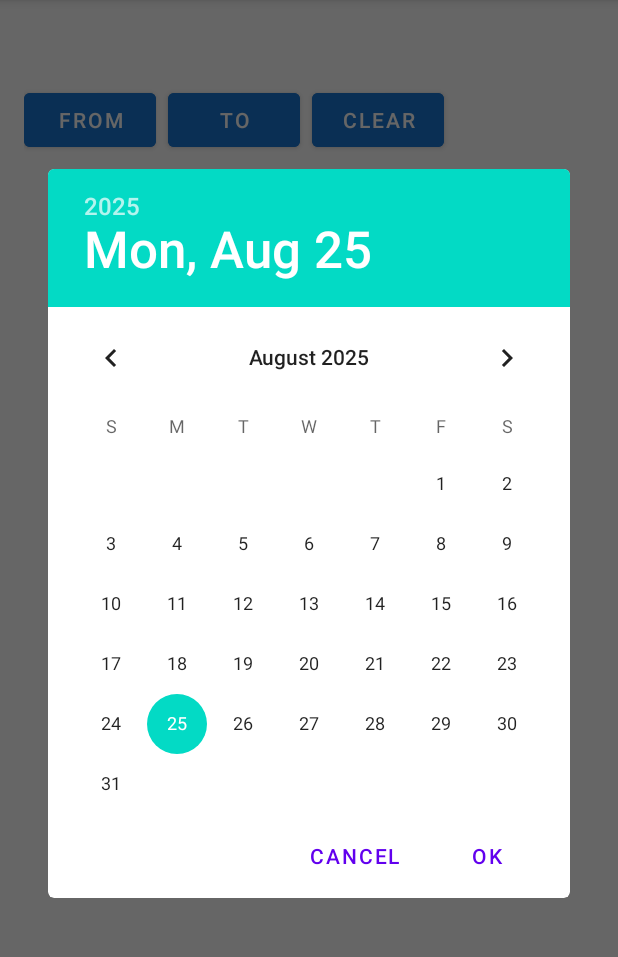
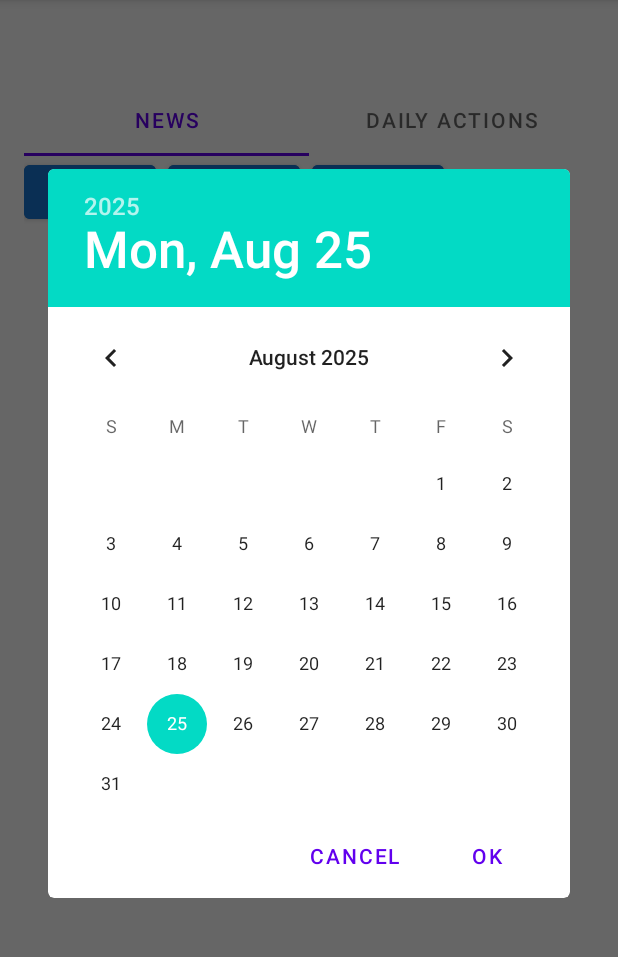
Before and after one commit to SpyrosMagripis/AInewsMakerFetcher, an Android app: the screen it shows after launch (MainActivity), after a tap on "FROM", on a phone screen of 412 x 824 dp, the part 84-1041 px from its top. Run offline under Robolectric (Android 15) with nearby library versions, the phone set to English and light mode, and no system bars.

Commit message:
Add tabs for news and daily actions

```diff
--- a/app/src/main/java/com/spymag/ainewsmakerfetcher/MainActivity.kt
+++ b/app/src/main/java/com/spymag/ainewsmakerfetcher/MainActivity.kt
@@ -2,18 +2,22 @@ package com.spymag.ainewsmakerfetcher
 
 import android.app.DatePickerDialog
 import android.content.Intent
+import android.net.Uri
 import android.content.res.Configuration
 import android.os.Bundle
 import android.view.Menu
 import android.view.MenuItem
 import android.view.View
 import android.widget.Button
+import android.widget.TextView
 import android.widget.ListView
+import androidx.activity.result.contract.ActivityResultContracts
 import androidx.appcompat.app.AppCompatActivity
 import androidx.core.view.ViewCompat
 import androidx.core.view.WindowCompat
 import androidx.core.view.WindowInsetsCompat
 import androidx.core.view.WindowInsetsControllerCompat
+import com.google.android.material.tabs.TabLayout
 import org.json.JSONArray
 import java.net.HttpURLConnection
 import java.net.URL
@@ -25,6 +29,15 @@ class MainActivity : AppCompatActivity() {
 
     private lateinit var listView: ListView
     private lateinit var adapter: ReportAdapter
+    private lateinit var layoutNews: View
+    private lateinit var layoutDaily: View
+    private lateinit var folderText: TextView
+
+    private val folderPicker = registerForActivityResult(ActivityResultContracts.OpenDocumentTree()) { uri: Uri? ->
+        if (uri != null) {
+            folderText.text = uri.toString()
+        }
+    }
 
     private val allReports = mutableListOf<Report>()
     private var fromDate: LocalDate? = null
@@ -42,6 +55,26 @@ class MainActivity : AppCompatActivity() {
         controller.isAppearanceLightStatusBars = isLightMode
 
         val root: View = findViewById(R.id.rootLayout)
+        val tabLayout: TabLayout = findViewById(R.id.tabLayout)
+        layoutNews = findViewById(R.id.layoutNews)
+        layoutDaily = findViewById(R.id.layoutDaily)
+        folderText = findViewById(R.id.tvFolder)
+
+        tabLayout.addOnTabSelectedListener(object : TabLayout.OnTabSelectedListener {
+            override fun onTabSelected(tab: TabLayout.Tab?) {
+                if (tab?.position == 0) {
+                    layoutNews.visibility = View.VISIBLE
+                    layoutDaily.visibility = View.GONE
+                } else {
+                    layoutNews.visibility = View.GONE
+                    layoutDaily.visibility = View.VISIBLE
+                }
+            }
+
+            override fun onTabUnselected(tab: TabLayout.Tab?) {}
+
+            override fun onTabReselected(tab: TabLayout.Tab?) {}
+        })
         val typedArray = theme.obtainStyledAttributes(intArrayOf(android.R.attr.actionBarSize))
         val actionBarHeight = typedArray.getDimensionPixelSize(0, 0)
         typedArray.recycle()
@@ -83,6 +116,10 @@ class MainActivity : AppCompatActivity() {
             toDate = date
             applyFilter()
         } }
+
+        findViewById<Button>(R.id.btnSelectFolder).setOnClickListener {
+            folderPicker.launch(null)
+        }
 
         fetchReports()
     }
--- a/app/src/main/res/layout/activity_main.xml
+++ b/app/src/main/res/layout/activity_main.xml
@@ -1,5 +1,6 @@
 <?xml version="1.0" encoding="utf-8"?>
 <LinearLayout xmlns:android="http://schemas.android.com/apk/res/android"
+    xmlns:app="http://schemas.android.com/apk/res-auto"
     android:id="@+id/rootLayout"
     android:layout_width="match_parent"
     android:layout_height="match_parent"
@@ -7,6 +8,23 @@
     android:paddingStart="16dp"
     android:paddingEnd="16dp"
     android:paddingBottom="16dp">
+
+    <com.google.android.material.tabs.TabLayout
+        android:id="@+id/tabLayout"
+        android:layout_width="match_parent"
+        android:layout_height="wrap_content">
+        <com.google.android.material.tabs.TabItem
+            android:text="@string/news_tab"/>
+        <com.google.android.material.tabs.TabItem
+            android:text="@string/daily_actions_tab"/>
+    </com.google.android.material.tabs.TabLayout>
+
+    <LinearLayout
+        android:id="@+id/layoutNews"
+        android:layout_width="match_parent"
+        android:layout_height="0dp"
+        android:layout_weight="1"
+        android:orientation="vertical">
 
         <LinearLayout
             android:layout_width="match_parent"
@@ -46,5 +64,30 @@
             android:layout_width="match_parent"
             android:layout_height="0dp"
             android:layout_weight="1"/>
+    </LinearLayout>
+
+    <LinearLayout
+        android:id="@+id/layoutDaily"
+        android:layout_width="match_parent"
+        android:layout_height="0dp"
+        android:layout_weight="1"
+        android:orientation="vertical"
+        android:visibility="gone">
+
+        <Button
+            android:id="@+id/btnSelectFolder"
+            android:layout_width="wrap_content"
+            android:layout_height="wrap_content"
+            android:backgroundTint="@color/navy_blue"
+            android:text="@string/select_folder"
+            android:textColor="@android:color/white"/>
+
+        <TextView
+            android:id="@+id/tvFolder"
+            android:layout_width="match_parent"
+            android:layout_height="wrap_content"
+            android:layout_marginTop="8dp"
+            android:text="@string/no_folder_selected"/>
+    </LinearLayout>
 
 </LinearLayout>
--- a/app/src/main/res/values/strings.xml
+++ b/app/src/main/res/values/strings.xml
@@ -4,4 +4,8 @@
     <string name="from_date">From</string>
     <string name="to_date">To</string>
     <string name="clear_filter">Clear</string>
+    <string name="news_tab">News</string>
+    <string name="daily_actions_tab">Daily actions</string>
+    <string name="select_folder">Select Folder</string>
+    <string name="no_folder_selected">No folder selected</string>
 </resources>
```
Lines whose indentation alone changed are shown as unchanged.
